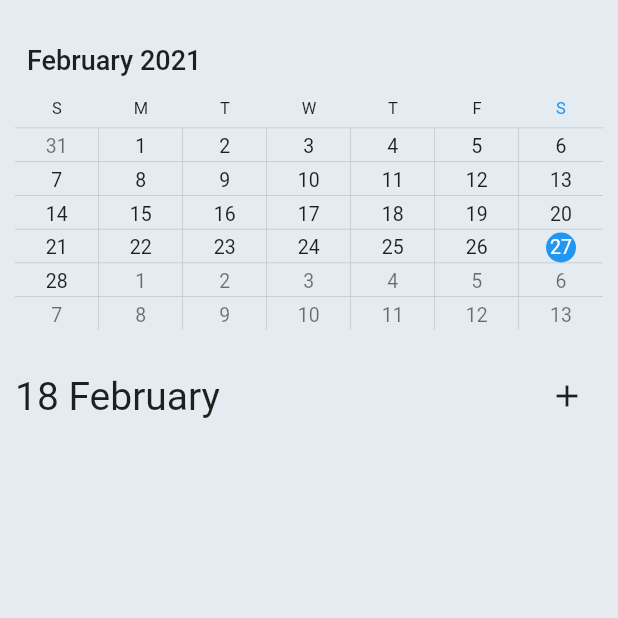
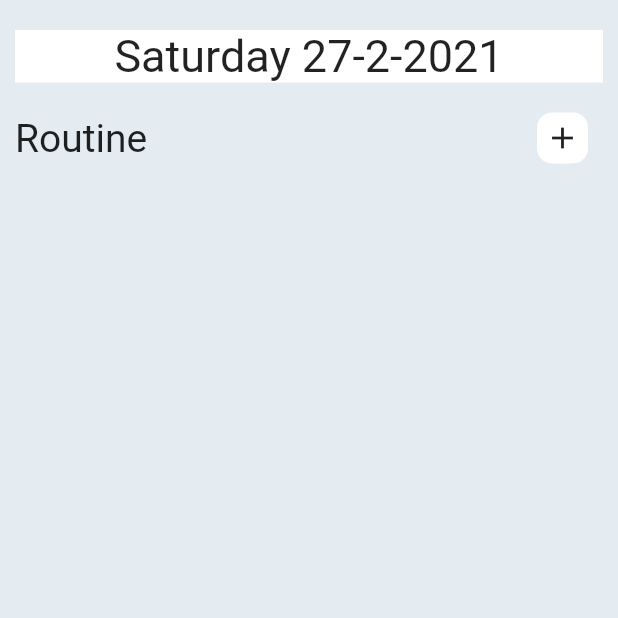
Before and after one commit to team-confidance/Make-up_Class_Schedule_app, a Flutter app: the RoutineScreen screen opened directly, on a phone screen of 412 x 824 dp, the top half of it. Run offline on Flutter 3.47's test engine with Material 2 defaults, Android fonts, the phone set to English and light mode, and no system bars; drawn by our look-alikes of syncfusion_flutter_calendar; our stand-ins replace firebase_auth, firebase_core, firebase_database, fluttertoast; missing offline and left inert: firebase_auth_web, firebase_core_web; accounts and stored records are empty.

Commit message:
Added Calendar to Routine screen. Booking room button added bg color.

```diff
--- a/lib/routine_screen.dart
+++ b/lib/routine_screen.dart
@@ -2,7 +2,6 @@ import 'package:firebase_database/firebase_database.dart';
 import 'package:flutter/cupertino.dart';
 import 'package:flutter/material.dart';
 import 'package:flutter_app/model/schedule_item.dart';
-import 'package:syncfusion_flutter_calendar/calendar.dart';
 
 import 'available_screen.dart';
 import 'model/item_tile.dart';
@@ -83,8 +82,33 @@ class _RoutineScreenState extends State<RoutineScreen> {
       catch(e){
         print("EXCEPTION ===  $e");
       }*/
+      setState(() {});
+    });
+  }
+
+  DateTime selectedDate = DateTime.now();
+  var days = [
+    "Sunday",
+    "Monday",
+    "Tuesday",
+    "Wednesday",
+    "Thursday",
+    "Friday",
+    "Saturday"
+  ];
+  var dayName = "";
+
+  Future<Null> _selectDate(BuildContext context) async {
+    final DateTime picked = await showDatePicker(
+      context: context,
+      initialDate: selectedDate,
+      firstDate: DateTime(2020),
+      lastDate: DateTime(2100),
+    );
+    if (picked != null && picked != selectedDate)
       setState(() {
-      });
+        selectedDate = picked;
+        dayName = days[selectedDate.weekday];
       });
   }
 
@@ -97,35 +121,48 @@ class _RoutineScreenState extends State<RoutineScreen> {
       height: _height,
       decoration: BoxDecoration(color: Color(0xFFE4ECF1)),
       padding: EdgeInsets.symmetric(horizontal: 10),
-          /*child: CupertinoDatePicker(
-            initialDateTime: DateTime.now(),
-            onDateTimeChanged: (DateTime newdate) {
-              print(newdate);
-            },
-            use24hFormat: true,
-            maximumDate: new DateTime(2018, 12, 30),
-            minimumYear: 2010,
-            maximumYear: 2018,
-            minuteInterval: 1,
-            mode: CupertinoDatePickerMode.dateAndTime,
-          ),*/
       child: Column(
         children: <Widget>[
           Container(
             margin: EdgeInsets.symmetric(vertical: 20),
-            height: 200,
-            child: SfCalendar(view: CalendarView.month,),
+            child: GestureDetector(
+              onTap: () {
+                _selectDate(context);
+              },
+              child: Container(
+                width: _width,
+                child: Center(
+                  child: Text(
+                    "${days[selectedDate.weekday]} ${selectedDate.day}-${selectedDate.month}-${selectedDate.year}",
+                    style: TextStyle(fontSize: 30),
+                  ),
+                ),
+                decoration: BoxDecoration(
+                  color: Colors.white,
+                  /*image: DecorationImage(fit: BoxFit.cover,
+                    image: AssetImage("assets/images/text_bg.png",),
+                  ),*/
+                ),
+              ),
+            ),
+            //child: SfCalendar(view: CalendarView.month,),
           ),
           Row(
             mainAxisAlignment: MainAxisAlignment.spaceBetween,
             children: <Widget>[
-              Text("18 February", style: TextStyle(fontSize: 26)),
-              IconButton(
-                  icon: Icon(Icons.add),
-                  onPressed: () {
+              Text("Routine", style: TextStyle(fontSize: 26)),
+              GestureDetector(
+                onTap: (){
                   Navigator.of(context).push(MaterialPageRoute(
                       builder: (context) => AvailableScreen()));
-                  }),
+                },
+                child: Container(
+                  margin: EdgeInsets.only(right: 10),
+                  padding: EdgeInsets.all(5),
+                  decoration: BoxDecoration(color: Colors.white,borderRadius: BorderRadius.circular(10)),
+                  child: Icon(Icons.add),
+                ),
+              ),
             ],
           ),
           Expanded(
--- a/pubspec.yaml
+++ b/pubspec.yaml
@@ -34,6 +34,8 @@ dependencies:
   firebase_auth: ^1.0.0
   firebase_database: ^6.0.0
   firebase: ^9.0.0
+  flutter_datetime_picker: ^1.5.0
+  #intl: ^0.16.0
 
 dev_dependencies:
   flutter_test:
```
Also changed, not shown: lib/home_screen.dart (+14 -7 lines), assets/images/text_bg.png (added), pubspec.lock, 3 other files. Lines whose indentation alone changed are shown as unchanged.
